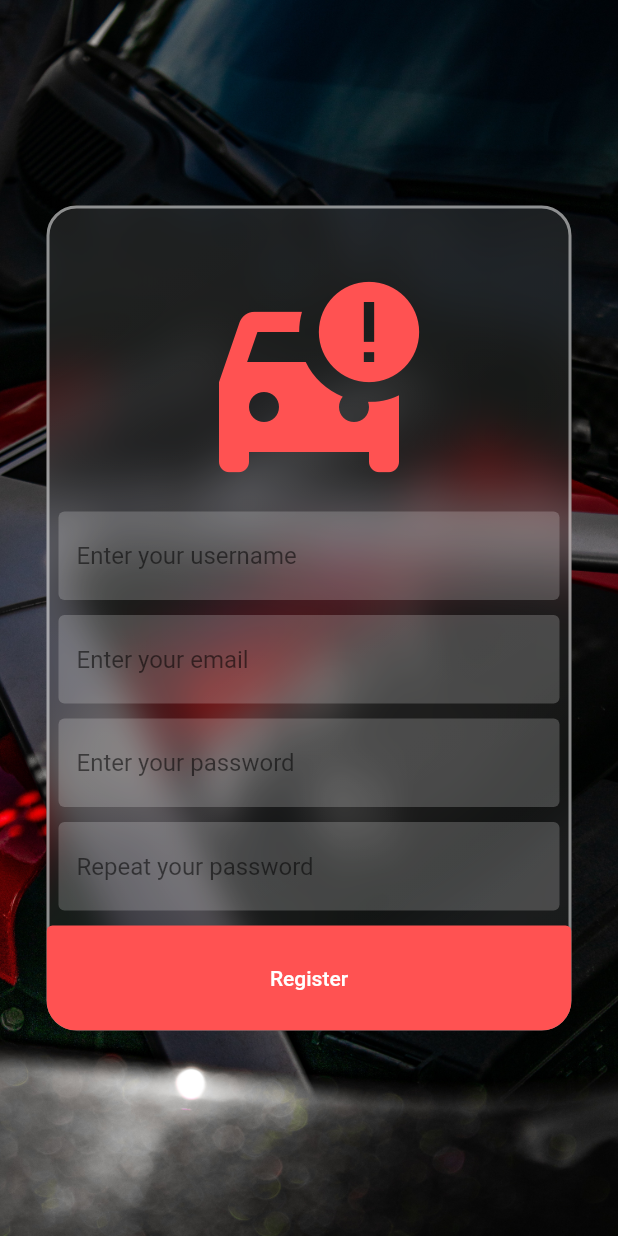
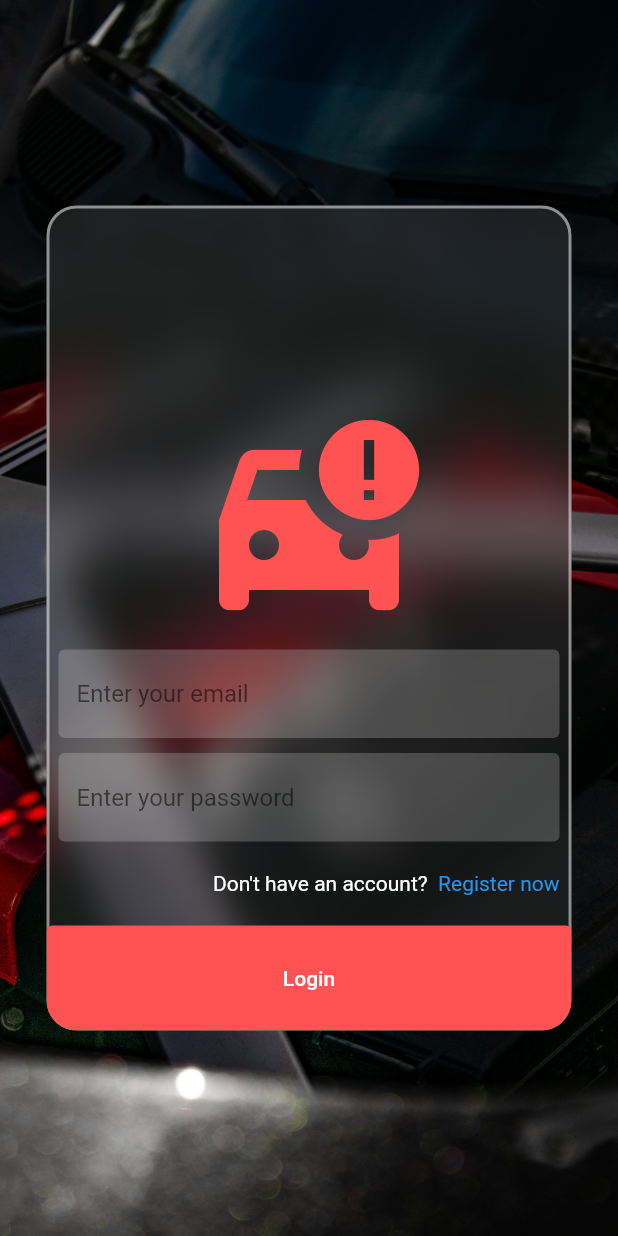
Before and after one commit to Likhaya-coder/viper, a Flutter app: the screen it shows after launch, after a tap on "Login", on a phone screen of 412 x 824 dp. Run offline on Flutter 3.47's test engine with Material 2 defaults, Android fonts, the phone set to English and light mode, and no system bars; drawn by our look-alikes of glassmorphism.

Commit message:
added login and register screens

```diff
--- a/lib/pages/login.dart
+++ b/lib/pages/login.dart
@@ -1,5 +1,6 @@
 import 'package:flutter/material.dart';
 import 'package:vapor/constants.dart';
+import 'package:vapor/pages/register.dart';
 import 'package:vapor/utilities/glassmorphism.dart';
 
 class Login extends StatefulWidget {
@@ -15,29 +16,18 @@ class _LoginState extends State<Login> {
   @override
   Widget build(BuildContext context) {
     return Scaffold(
-      body: Container(
+      body: SizedBox(
         width: double.infinity,
         height: double.infinity,
         child: Glassmorphism(
             child: SingleChildScrollView(
           child: Column(
             children: [
-              Icon(
+              const Icon(
                 Icons.car_crash,
                 size: 160.0,
                 color: Colors.redAccent,
               ),
-              Padding(
-                padding: const EdgeInsets.symmetric(horizontal: 8.0),
-                child: TextField(
-                  cursorColor: Colors.black,
-                  style: const TextStyle(color: Colors.black54),
-                  decoration: inputDecoration.copyWith(
-                    hintText: 'Enter your username',
-                  ),
-                ),
-              ),
-              const SizedBox(height: 10.0),
               Padding(
                 padding: const EdgeInsets.symmetric(horizontal: 8.0),
                 child: TextField(
@@ -59,28 +49,44 @@ class _LoginState extends State<Login> {
                   ),
                 ),
               ),
-              const SizedBox(height: 10.0),
               Padding(
-                padding: const EdgeInsets.symmetric(horizontal: 8.0),
-                child: TextField(
-                  cursorColor: Colors.black,
-                  style: const TextStyle(color: Colors.black54),
-                  decoration: inputDecoration.copyWith(
-                    hintText: 'Repeat your password',
-                  ),
+                padding: const EdgeInsets.symmetric(
+                  vertical: 20.0,
+                  horizontal: 8.0,
+                ),
+                child: Row(
+                  mainAxisAlignment: MainAxisAlignment.end,
+                  children: [
+                    const Text(
+                      'Don\'t have an account? ',
+                      style: TextStyle(
+                        color: Colors.white,
+                      ),
+                    ),
+                    GestureDetector(
+                      onTap: () {
+                        Navigator.pushNamed(context, Register.id);
+                      },
+                      child: const Text(
+                        ' Register now',
+                        style: TextStyle(
+                          color: Colors.blue,
+                        ),
+                      ),
+                    ),
+                  ],
                 ),
               ),
-              const SizedBox(height: 10.0),
               ElevatedButton(
                 style: ElevatedButton.styleFrom(
-                  minimumSize: Size(
+                  minimumSize: const Size(
                     double.infinity,
                     70.0,
                   ),
                   backgroundColor: Colors.redAccent,
                 ),
                 onPressed: () {},
-                child: Text('Register'),
+                child: const Text('Login'),
               ),
             ],
           ),
```
Also changed, not shown: lib/pages/register.dart (+105 -1 lines).
